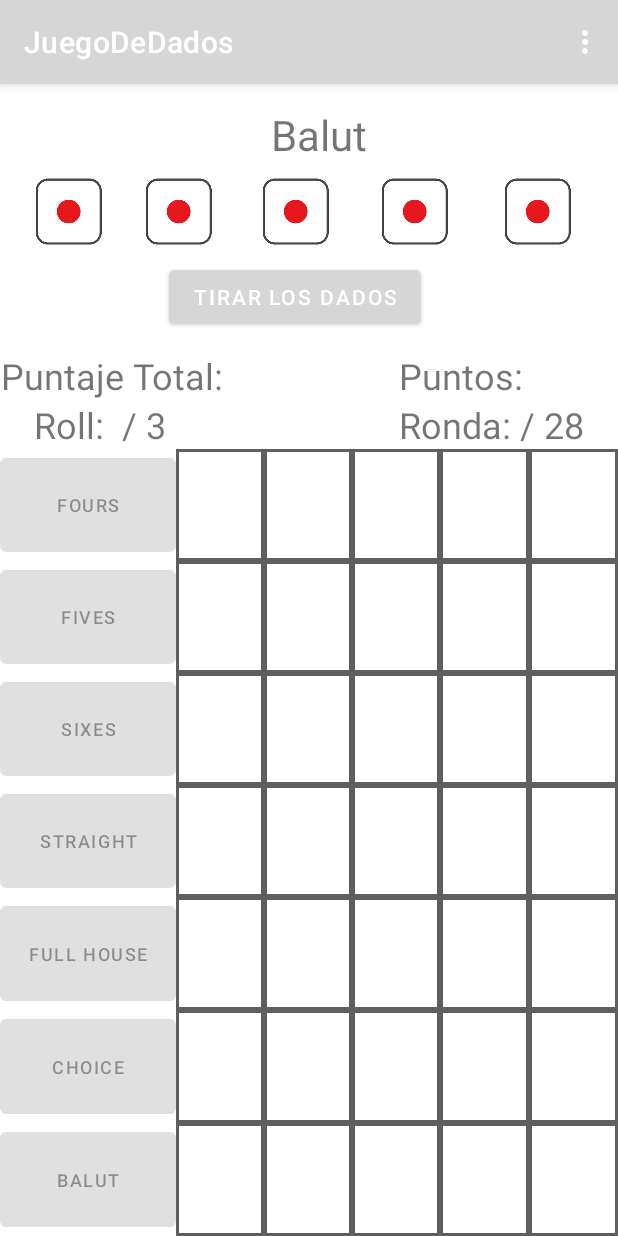
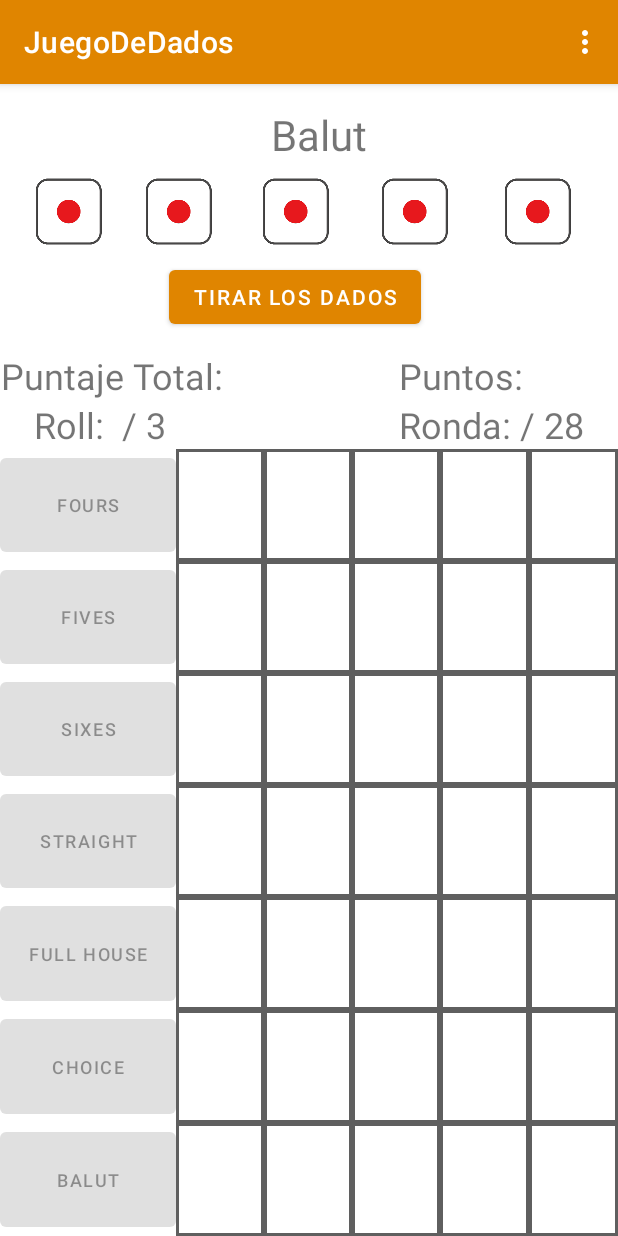
Before and after one commit to weysaw/JuegoDeDados, an Android app: the screen it shows after launch (MainActivity), on a phone screen of 412 x 824 dp. Run offline under Robolectric (Android 15) with nearby library versions, the phone set to English and light mode, and no system bars.

Commit message:
Se agregaron colores naranjas

```diff
--- a/app/src/main/res/values/colors.xml
+++ b/app/src/main/res/values/colors.xml
@@ -7,4 +7,7 @@
     <color name="teal_700">#FF018786</color>
     <color name="black">#FF000000</color>
     <color name="white">#FFFFFFFF</color>
+    <color name="naranja">#E08500</color>
+    <color name="naranjaOscuro">#C46F00</color>
+
 </resources>
```
